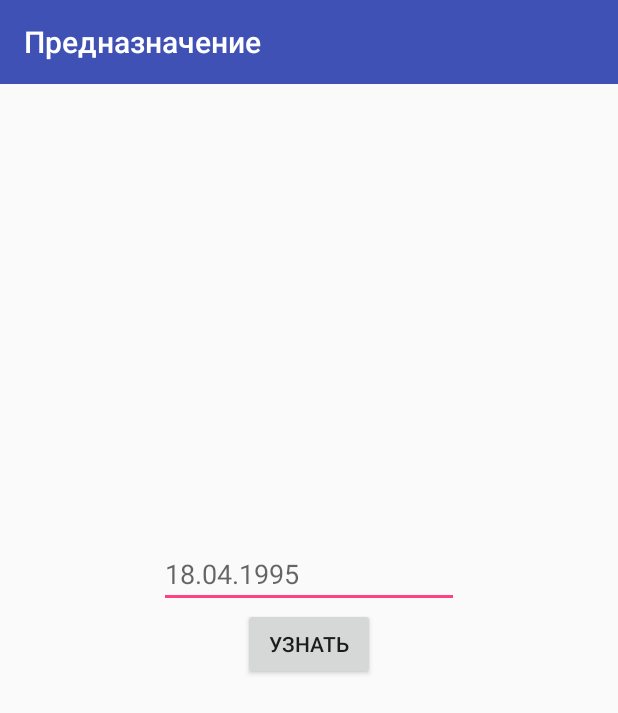
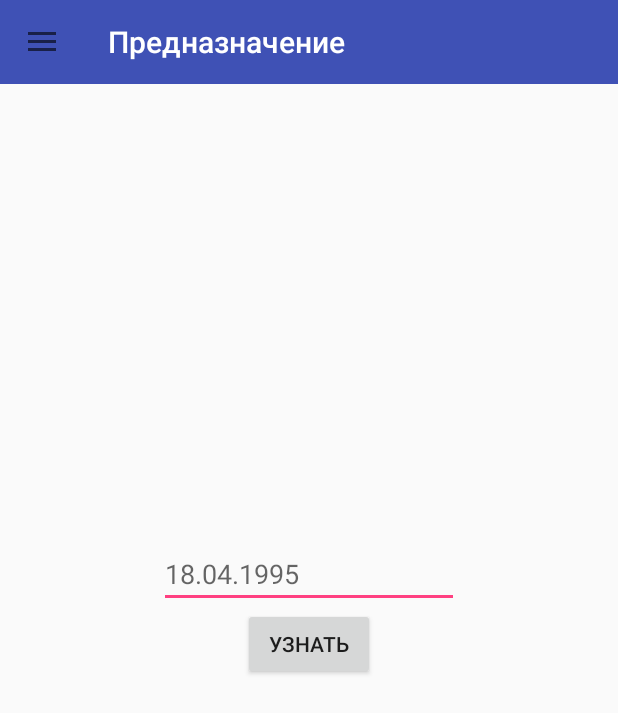
Before and after one commit to AntonBoiko88888/MysteryForAndroid, an Android app: the screen it shows after launch (MainActivity), on a phone screen of 412 x 824 dp. Shown: the top 713 px of the screen. Run offline under Robolectric (Android 15) with nearby library versions, the light colour scheme and no system bars.

Commit message:
+nav drawer

```diff
--- a/app/src/main/java/com/example/ink1804/destination/MainActivity.java
+++ b/app/src/main/java/com/example/ink1804/destination/MainActivity.java
@@ -1,19 +1,38 @@
 package com.example.ink1804.destination;
 
+import android.support.design.widget.NavigationView;
+import android.support.v4.view.GravityCompat;
+import android.support.v4.widget.DrawerLayout;
+import android.support.v7.app.ActionBarDrawerToggle;
 import android.support.v7.app.AppCompatActivity;
 import android.os.Bundle;
 import android.support.v7.widget.Toolbar;
+import android.view.MenuItem;
 
-public class MainActivity extends AppCompatActivity {
+public class MainActivity extends AppCompatActivity implements NavigationView.OnNavigationItemSelectedListener{
 
+    private DrawerLayout drawer;
     @Override
     protected void onCreate(Bundle savedInstanceState) {
         super.onCreate(savedInstanceState);
         setContentView(R.layout.activity_main);
+        drawer = (DrawerLayout) findViewById(R.id.drawer_layout);
+
         Toolbar toolbar = (Toolbar) findViewById(R.id.toolbar);
         toolbar.setTitleTextColor(getResources().getColor(R.color.white));
         toolbar.setTitle("Предназначение");
 
+        ActionBarDrawerToggle toggle = new ActionBarDrawerToggle(this, drawer, toolbar, R.string.app_name, R.string.clown_about);
+        drawer.setDrawerListener(toggle);
+        toggle.syncState();
 
+        NavigationView navigationView = (NavigationView) findViewById(R.id.nav_view);
+        navigationView.setNavigationItemSelectedListener(this);
+    }
+
+    @Override
+    public boolean onNavigationItemSelected(MenuItem item) {
+        drawer.closeDrawer(GravityCompat.START);
+        return true;
     }
 }
--- a/app/src/main/res/layout/activity_main.xml
+++ b/app/src/main/res/layout/activity_main.xml
@@ -3,6 +3,7 @@
     xmlns:tools="http://schemas.android.com/tools"
     android:layout_width="match_parent"
     android:layout_height="match_parent"
+    xmlns:app="http://schemas.android.com/apk/res-auto"
     android:orientation="vertical"
     tools:context="com.example.ink1804.destination.MainActivity">
 
@@ -12,6 +13,14 @@
         android:layout_height="?attr/actionBarSize"
         android:background="?attr/colorPrimary"/>
 
+    <android.support.v4.widget.DrawerLayout
+        xmlns:android="http://schemas.android.com/apk/res/android"
+        xmlns:tools="http://schemas.android.com/tools"
+        android:id="@+id/drawer_layout"
+        android:layout_width="match_parent"
+        android:layout_height="match_parent"
+        tools:context="com.example.ink1804.smol_gazeta.MainActivity"
+        tools:openDrawer="start">
     <fragment
         android:id="@+id/structure_fr"
         android:layout_width="match_parent"
@@ -19,4 +28,12 @@
         android:name="com.example.ink1804.destination.Fragments.StructureHor_fragment"
         tools:layout="@layout/structurehor_layout_fragment" />
 
+        <android.support.design.widget.NavigationView
+            android:id="@+id/nav_view"
+            android:layout_width="wrap_content"
+            android:layout_height="match_parent"
+            android:layout_gravity="start"
+            app:menu="@menu/nav_menu"
+            android:fitsSystemWindows="true" />
+    </android.support.v4.widget.DrawerLayout>
 </LinearLayout>
```
